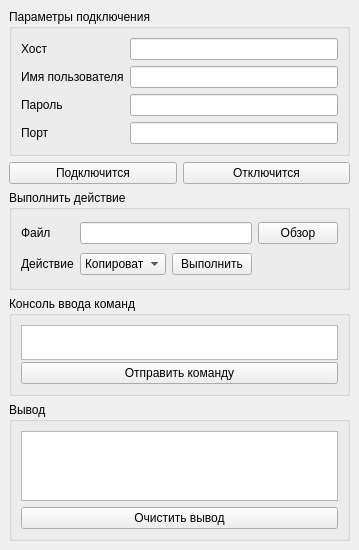
Before: the Qt Designer form ui_main_form.ui in MKDTeam/SSH-Client, drawn with Qt 5.
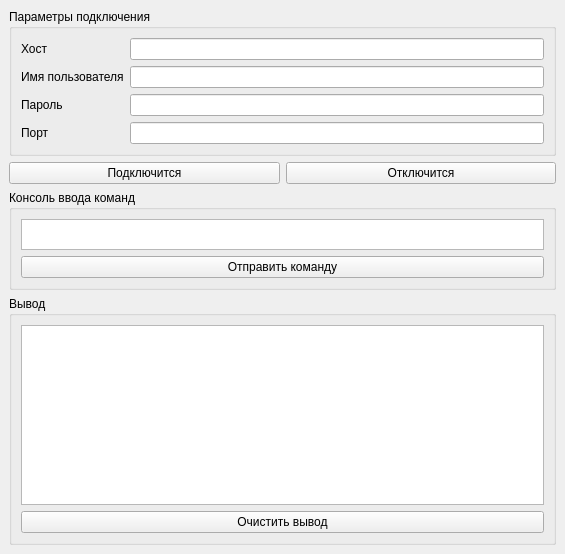
After: the same form once the commit is applied.

```diff
--- a/ui_main_form.ui
+++ b/ui_main_form.ui
@@ -6,8 +6,8 @@
    <rect>
     <x>0</x>
     <y>0</y>
-    <width>353</width>
-    <height>531</height>
+    <width>565</width>
+    <height>554</height>
    </rect>
   </property>
   <property name="windowTitle">
@@ -135,7 +135,7 @@
          <property name="minimumSize">
           <size>
            <width>0</width>
-           <height>35</height>
+           <height>30</height>
           </size>
          </property>
         </widget>
@@ -171,85 +171,6 @@
       </item>
      </layout>
     </item>
-    <item row="3" column="0">
-     <widget class="QGroupBox" name="groupBox_way">
-      <property name="minimumSize">
-       <size>
-        <width>0</width>
-        <height>100</height>
-       </size>
-      </property>
-      <property name="autoFillBackground">
-       <bool>true</bool>
-      </property>
-      <property name="title">
-       <string>Выполнить действие</string>
-      </property>
-      <layout class="QGridLayout" name="gridLayout_5">
-       <item row="0" column="0">
-        <widget class="QLabel" name="label_way">
-         <property name="text">
-          <string>Файл</string>
-         </property>
-        </widget>
-       </item>
-       <item row="0" column="1" colspan="2">
-        <widget class="QLineEdit" name="lineEdit_way"/>
-       </item>
-       <item row="0" column="3">
-        <widget class="QPushButton" name="pushButton_way">
-         <property name="text">
-          <string>Обзор</string>
-         </property>
-        </widget>
-       </item>
-       <item row="1" column="0">
-        <widget class="QLabel" name="label_act">
-         <property name="text">
-          <string>Действие</string>
-         </property>
-        </widget>
-       </item>
-       <item row="1" column="1">
-        <widget class="QComboBox" name="comboBox_act">
-         <property name="minimumSize">
-          <size>
-           <width>86</width>
-           <height>20</height>
-          </size>
-         </property>
-         <item>
-          <property name="text">
-           <string>Копировать</string>
-          </property>
-         </item>
-         <item>
-          <property name="text">
-           <string>Удалить</string>
-          </property>
-         </item>
-         <item>
-          <property name="text">
-           <string>Создать</string>
-          </property>
-         </item>
-         <item>
-          <property name="text">
-           <string>Найти</string>
-          </property>
-         </item>
-        </widget>
-       </item>
-       <item row="1" column="2">
-        <widget class="QPushButton" name="pushButton_per">
-         <property name="text">
-          <string>Выполнить</string>
-         </property>
-        </widget>
-       </item>
-      </layout>
-     </widget>
-    </item>
    </layout>
   </widget>
  </widget>
```
Left out of the diff: 4 changed lines with no effect on the pictures.
